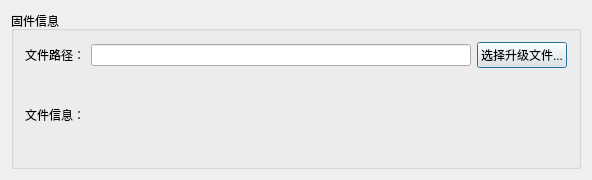
Shogpe/bmsTool, file views/firmwareDialog/firmwareDialog.ui: the form before one commit.
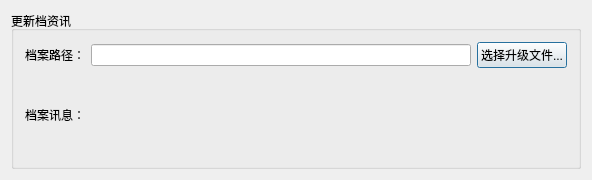
The form after the commit.

What changed in the file:
```diff
--- a/views/firmwareDialog/firmwareDialog.ui
+++ b/views/firmwareDialog/firmwareDialog.ui
@@ -23,7 +23,7 @@
    <item>
     <widget class="QGroupBox" name="groupBox_2">
      <property name="title">
-      <string>固件信息</string>
+      <string>更新档资讯</string>
      </property>
      <layout class="QVBoxLayout" name="verticalLayout">
       <item>
@@ -31,7 +31,7 @@
         <item>
          <widget class="QLabel" name="label_3">
           <property name="text">
-           <string>文件路径：</string>
+           <string>档案路径：</string>
           </property>
          </widget>
         </item>
@@ -59,7 +59,7 @@
         <item>
          <widget class="QLabel" name="label_6">
           <property name="text">
-           <string>文件信息：</string>
+           <string>档案讯息：</string>
           </property>
          </widget>
         </item>
```
